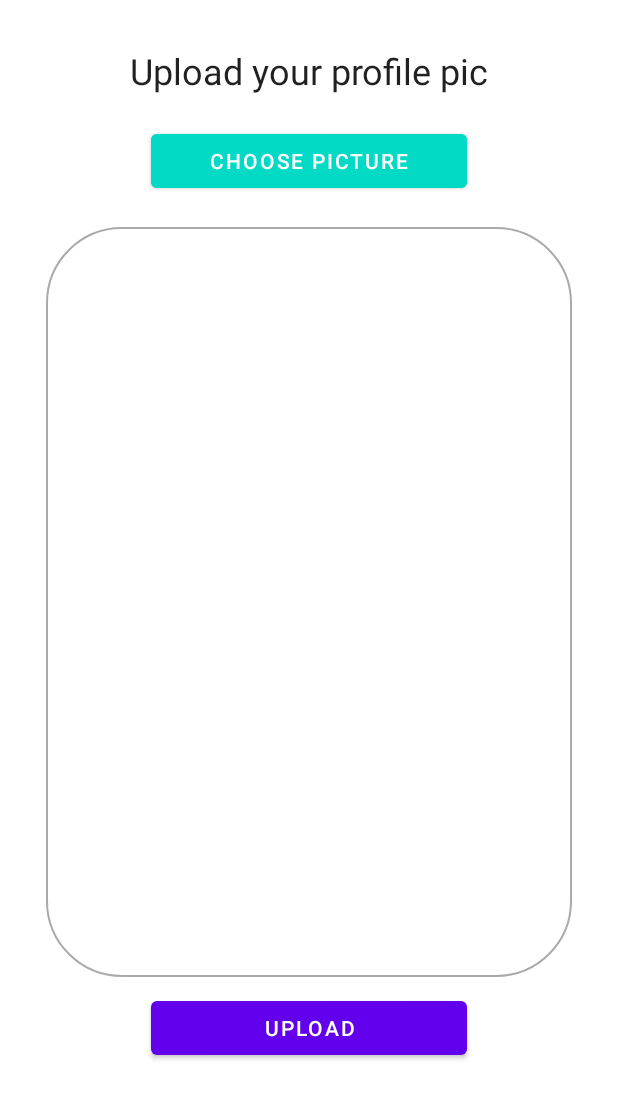
After one commit to PhQuoc/Booking-Care-App, an Android app: the layout activity_upload_profile_pic.xml on its own in the app's theme, with its tools: preview values and no code run, on a phone screen of 412 x 824 dp. The commit adds this screen. Shown: the top 1099 px of the screen. Run offline under Robolectric (Android 15) with nearby library versions, the phone set to English and light mode, and no system bars.

Commit message:
first commit

```diff
--- a/app/build.gradle
+++ b/app/build.gradle
@@ -5,7 +5,7 @@ plugins {
 
 android {
     namespace 'com.example.question2'
-    compileSdk 33
+    compileSdk 34
 
     defaultConfig {
         applicationId "com.example.question2"
@@ -32,11 +32,13 @@ android {
 dependencies {
 
     implementation 'androidx.appcompat:appcompat:1.6.1'
-    implementation 'com.google.android.material:material:1.9.0'
+    implementation 'com.google.android.material:material:1.10.0'
     implementation 'androidx.constraintlayout:constraintlayout:2.1.4'
     implementation 'com.google.firebase:firebase-auth:22.2.0'
     implementation 'com.google.firebase:firebase-database:20.3.0'
+    implementation 'com.google.firebase:firebase-storage:20.3.0'
     testImplementation 'junit:junit:4.13.2'
     androidTestImplementation 'androidx.test.ext:junit:1.1.5'
     androidTestImplementation 'androidx.test.espresso:espresso-core:3.5.1'
+    implementation'com.squareup.picasso:picasso:2.5.2'
 }
--- a/app/src/main/AndroidManifest.xml
+++ b/app/src/main/AndroidManifest.xml
@@ -12,6 +12,9 @@
         android:supportsRtl="true"
         android:theme="@style/Theme.Question2"
         tools:targetApi="31">
+        <activity
+            android:name=".UploadProfilePicActivity"
+            android:exported="false" />
         <activity
             android:name=".ForgotPasswordActivity"
             android:exported="false" />
--- /dev/null
+++ b/app/src/main/res/layout/activity_upload_profile_pic.xml
@@ -0,0 +1,65 @@
+<?xml version="1.0" encoding="utf-8"?>
+<ScrollView xmlns:android="http://schemas.android.com/apk/res/android"
+    xmlns:app="http://schemas.android.com/apk/res-auto"
+    xmlns:tools="http://schemas.android.com/tools"
+    android:layout_width="match_parent"
+    android:layout_height="match_parent"
+    tools:context=".UploadProfilePicActivity">
+
+    <RelativeLayout
+        android:layout_width="match_parent"
+        android:layout_height="wrap_content"
+        android:padding="15dp"
+        android:layout_margin="15dp"
+        android:background="@color/white">
+
+        <TextView
+            android:layout_width="match_parent"
+            android:layout_height="wrap_content"
+            android:id="@+id/textView_upload_pic_head"
+            android:text="Upload your profile pic"
+            android:textAlignment="center"
+            android:textAppearance="@style/TextAppearance.AppCompat.Headline"/>
+
+        <Button
+            android:layout_width="match_parent"
+            android:layout_height="wrap_content"
+            android:id="@+id/upload_pic_choose_button"
+            android:layout_below="@id/textView_upload_pic_head"
+            android:layout_marginTop="20dp"
+            android:text="Choose Picture"
+            android:layout_marginRight="70dp"
+            android:layout_marginLeft="70dp"
+            android:backgroundTint="@color/teal_200"/>
+
+        <ImageView
+            android:layout_width="match_parent"
+            android:layout_height="500dp"
+            android:id="@+id/imageView_profile_dp"
+            android:layout_marginTop="20dp"
+            android:background="@drawable/border"
+            android:layout_below="@id/upload_pic_choose_button"/>
+
+        <Button
+            android:layout_width="match_parent"
+            android:layout_height="wrap_content"
+            android:id="@id/upload_pic_button"
+            android:layout_below="@id/imageView_profile_dp"
+            android:layout_marginTop="10dp"
+            android:layout_marginLeft="70dp"
+            android:layout_marginRight="70dp"
+            android:text="Upload"/>
+
+        <ProgressBar
+            android:layout_width="wrap_content"
+            android:layout_height="wrap_content"
+            style="?android:attr/progressBarStyleLarge"
+            android:layout_centerVertical="true"
+            android:layout_centerHorizontal="true"
+            android:elevation="10dp"
+            android:visibility="gone"
+            android:id="@+id/progressBar" />
+
+    </RelativeLayout>
+
+</ScrollView>
--- a/app/src/main/res/values/ids.xml
+++ b/app/src/main/res/values/ids.xml
@@ -2,4 +2,5 @@
 <resources>
     <item name="textView_password_reset_head" type="id" />
     <item name="editText_password_reset_email" type="id" />
+    <item name="upload_pic_button" type="id" />
 </resources>
```
Also changed, not shown: app/src/main/java/com/example/question2/ForgotPasswordActivity.java (+13 -4 lines), app/src/main/java/com/example/question2/UploadProfilePicActivity.java (added, +183 -0 lines), app/src/main/java/com/example/question2/UserProfileActivity.java (+18 -0 lines), app/src/main/res/layout/activity_user_profile.xml (+3 -4 lines).
